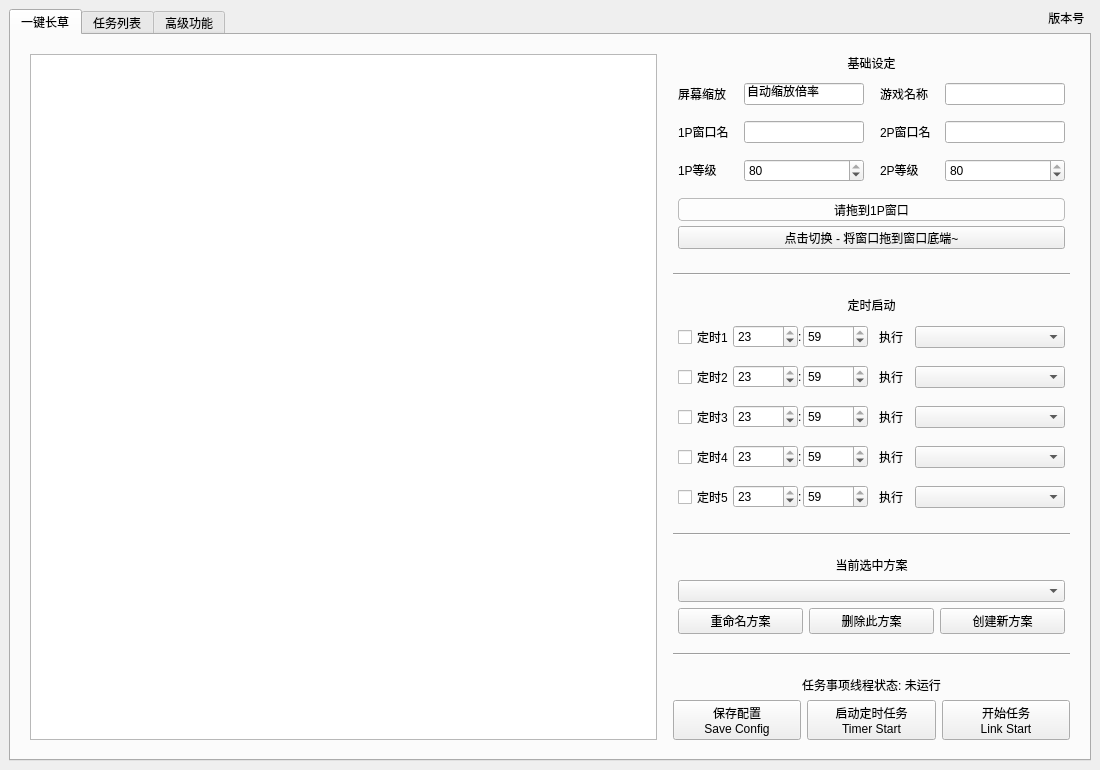
StareAbyss/FoodsVsMiceAutoAssistant, file resource/ui/FAA_3.0.ui: the form before one commit.
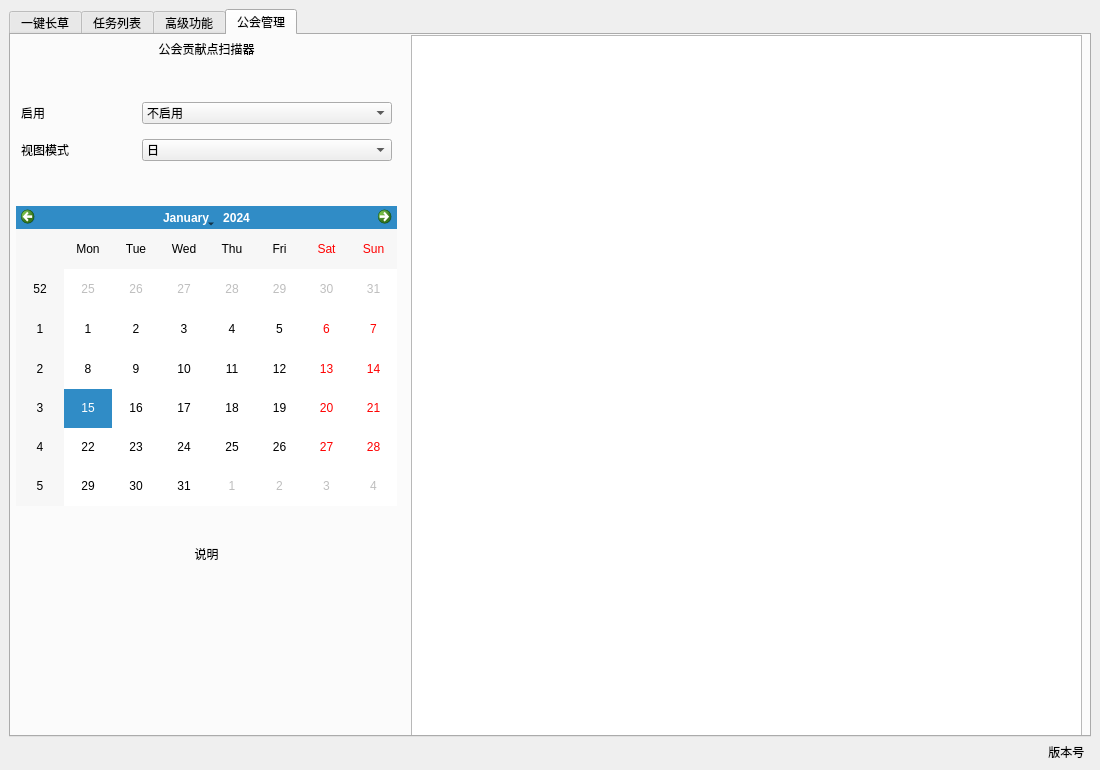
The form after the commit. The open tabs and pages were chosen to show the change. Custom widgets are drawn as their Qt base class.

Commit message: v1.5.0-beta.3 公会日志(周贡扫描)功能. 初步完成UI和配置按钮, 并纳入Todo中.

```diff
--- a/resource/ui/FAA_3.0.ui
+++ b/resource/ui/FAA_3.0.ui
@@ -69,33 +69,6 @@
    </property>
    <layout class="QVBoxLayout" name="verticalLayout_7">
     <item>
-     <widget class="QLabel" name="Label_Version">
-      <property name="styleSheet">
-       <string notr="true"/>
-      </property>
-      <property name="text">
-       <string>版本号  </string>
-      </property>
-      <property name="alignment">
-       <set>Qt::AlignRight|Qt::AlignTop|Qt::AlignTrailing</set>
-      </property>
-      <layout class="QVBoxLayout" name="verticalLayout_5">
-       <property name="spacing">
-        <number>0</number>
-       </property>
-       <property name="leftMargin">
-        <number>0</number>
-       </property>
-       <property name="topMargin">
-        <number>0</number>
-       </property>
-       <property name="rightMargin">
-        <number>0</number>
-       </property>
-       <property name="bottomMargin">
-        <number>0</number>
-       </property>
-       <item>
         <widget class="QTabWidget" name="tabWidget">
          <property name="minimumSize">
           <size>
@@ -8247,36 +8220,6 @@
                    </item>
                   </layout>
                  </item>
-                 <item>
-                  <layout class="QHBoxLayout" name="Lay_AdvancedSettings_Bottom_2">
-                   <property name="leftMargin">
-                    <number>5</number>
-                   </property>
-                   <property name="topMargin">
-                    <number>5</number>
-                   </property>
-                   <property name="rightMargin">
-                    <number>5</number>
-                   </property>
-                   <property name="bottomMargin">
-                    <number>5</number>
-                   </property>
-                   <item>
-                    <widget class="QCheckBox" name="GuildManager_1P">
-                     <property name="text">
-                      <string>1P-公会贡献日志</string>
-                     </property>
-                    </widget>
-                   </item>
-                   <item>
-                    <widget class="QCheckBox" name="GuildManager_2P">
-                     <property name="text">
-                      <string>2P-公会贡献日志</string>
-                     </property>
-                    </widget>
-                   </item>
-                  </layout>
-                 </item>
                 </layout>
                </item>
                <item>
@@ -9176,8 +9119,288 @@
            </item>
           </layout>
          </widget>
-        </widget>
-       </item>
+      <widget class="QWidget" name="tab">
+       <attribute name="title">
+        <string>公会管理</string>
+       </attribute>
+       <widget class="QTableView" name="tableView">
+        <property name="geometry">
+         <rect>
+          <x>400</x>
+          <y>0</y>
+          <width>671</width>
+          <height>701</height>
+         </rect>
+        </property>
+       </widget>
+       <widget class="QWidget" name="verticalLayoutWidget">
+        <property name="geometry">
+         <rect>
+          <x>0</x>
+          <y>0</y>
+          <width>391</width>
+          <height>701</height>
+         </rect>
+        </property>
+        <layout class="QVBoxLayout" name="verticalLayout_8">
+         <property name="spacing">
+          <number>5</number>
+         </property>
+         <property name="leftMargin">
+          <number>5</number>
+         </property>
+         <property name="topMargin">
+          <number>5</number>
+         </property>
+         <property name="rightMargin">
+          <number>5</number>
+         </property>
+         <property name="bottomMargin">
+          <number>5</number>
+         </property>
+         <item>
+          <widget class="QLabel" name="label_10">
+           <property name="text">
+            <string>公会贡献点扫描器</string>
+           </property>
+           <property name="alignment">
+            <set>Qt::AlignCenter</set>
+           </property>
+          </widget>
+         </item>
+         <item>
+          <spacer name="verticalSpacer_10">
+           <property name="orientation">
+            <enum>Qt::Vertical</enum>
+           </property>
+           <property name="sizeHint" stdset="0">
+            <size>
+             <width>20</width>
+             <height>40</height>
+            </size>
+           </property>
+          </spacer>
+         </item>
+         <item>
+          <layout class="QHBoxLayout" name="Lay_AdvancedSettings_Bottom_2" stretch="1,1">
+           <property name="leftMargin">
+            <number>5</number>
+           </property>
+           <property name="topMargin">
+            <number>5</number>
+           </property>
+           <property name="rightMargin">
+            <number>5</number>
+           </property>
+           <property name="bottomMargin">
+            <number>5</number>
+           </property>
+           <item>
+            <widget class="QLabel" name="label_12">
+             <property name="text">
+              <string>启用</string>
+             </property>
+            </widget>
+           </item>
+           <item>
+            <widget class="QComboBox" name="GuildManager_Active">
+             <property name="sizePolicy">
+              <sizepolicy hsizetype="Preferred" vsizetype="Preferred">
+               <horstretch>0</horstretch>
+               <verstretch>0</verstretch>
+              </sizepolicy>
+             </property>
+             <property name="minimumSize">
+              <size>
+               <width>250</width>
+               <height>0</height>
+              </size>
+             </property>
+             <property name="maximumSize">
+              <size>
+               <width>2000</width>
+               <height>50</height>
+              </size>
+             </property>
+             <item>
+              <property name="text">
+               <string>不启用</string>
+              </property>
+             </item>
+             <item>
+              <property name="text">
+               <string>1P启用</string>
+              </property>
+             </item>
+             <item>
+              <property name="text">
+               <string>2P启用</string>
+              </property>
+             </item>
+            </widget>
+           </item>
+          </layout>
+         </item>
+         <item>
+          <layout class="QHBoxLayout" name="Lay_AdvancedSettings_Bottom_3" stretch="1,1">
+           <property name="leftMargin">
+            <number>5</number>
+           </property>
+           <property name="topMargin">
+            <number>5</number>
+           </property>
+           <property name="rightMargin">
+            <number>5</number>
+           </property>
+           <property name="bottomMargin">
+            <number>5</number>
+           </property>
+           <item>
+            <widget class="QLabel" name="label_9">
+             <property name="text">
+              <string>视图模式</string>
+             </property>
+            </widget>
+           </item>
+           <item>
+            <widget class="QComboBox" name="GuildManager_View">
+             <property name="sizePolicy">
+              <sizepolicy hsizetype="Preferred" vsizetype="Preferred">
+               <horstretch>0</horstretch>
+               <verstretch>0</verstretch>
+              </sizepolicy>
+             </property>
+             <property name="minimumSize">
+              <size>
+               <width>250</width>
+               <height>0</height>
+              </size>
+             </property>
+             <property name="maximumSize">
+              <size>
+               <width>2000</width>
+               <height>50</height>
+              </size>
+             </property>
+             <item>
+              <property name="text">
+               <string>日</string>
+              </property>
+             </item>
+             <item>
+              <property name="text">
+               <string>周</string>
+              </property>
+             </item>
+             <item>
+              <property name="text">
+               <string>月</string>
+              </property>
+             </item>
+             <item>
+              <property name="text">
+               <string>年</string>
+              </property>
+             </item>
+             <item>
+              <property name="text">
+               <string>总</string>
+              </property>
+             </item>
+            </widget>
+           </item>
+          </layout>
+         </item>
+         <item>
+          <spacer name="verticalSpacer_8">
+           <property name="orientation">
+            <enum>Qt::Vertical</enum>
+           </property>
+           <property name="sizeHint" stdset="0">
+            <size>
+             <width>20</width>
+             <height>40</height>
+            </size>
+           </property>
+          </spacer>
+         </item>
+         <item>
+          <widget class="QCalendarWidget" name="calendarWidget">
+           <property name="minimumSize">
+            <size>
+             <width>0</width>
+             <height>300</height>
+            </size>
+           </property>
+          </widget>
+         </item>
+         <item>
+          <spacer name="verticalSpacer_9">
+           <property name="orientation">
+            <enum>Qt::Vertical</enum>
+           </property>
+           <property name="sizeHint" stdset="0">
+            <size>
+             <width>20</width>
+             <height>40</height>
+            </size>
+           </property>
+          </spacer>
+         </item>
+         <item>
+          <widget class="QLabel" name="label_11">
+           <property name="text">
+            <string>说明
+
+
+
+
+
+
+
+
+
+
+
+</string>
+           </property>
+           <property name="alignment">
+            <set>Qt::AlignCenter</set>
+           </property>
+          </widget>
+         </item>
+        </layout>
+       </widget>
+      </widget>
+     </widget>
+    </item>
+    <item>
+     <widget class="QLabel" name="Label_Version">
+      <property name="styleSheet">
+       <string notr="true"/>
+      </property>
+      <property name="text">
+       <string>版本号  </string>
+      </property>
+      <property name="alignment">
+       <set>Qt::AlignRight|Qt::AlignTop|Qt::AlignTrailing</set>
+      </property>
+      <layout class="QVBoxLayout" name="verticalLayout_5">
+       <property name="spacing">
+        <number>0</number>
+       </property>
+       <property name="leftMargin">
+        <number>0</number>
+       </property>
+       <property name="topMargin">
+        <number>0</number>
+       </property>
+       <property name="rightMargin">
+        <number>0</number>
+       </property>
+       <property name="bottomMargin">
+        <number>0</number>
+       </property>
       </layout>
      </widget>
     </item>
```
Left out of the diff: 2 changed lines with no effect on the pictures. Lines whose indentation alone changed are shown as unchanged. The commit also changes 12 other files.
